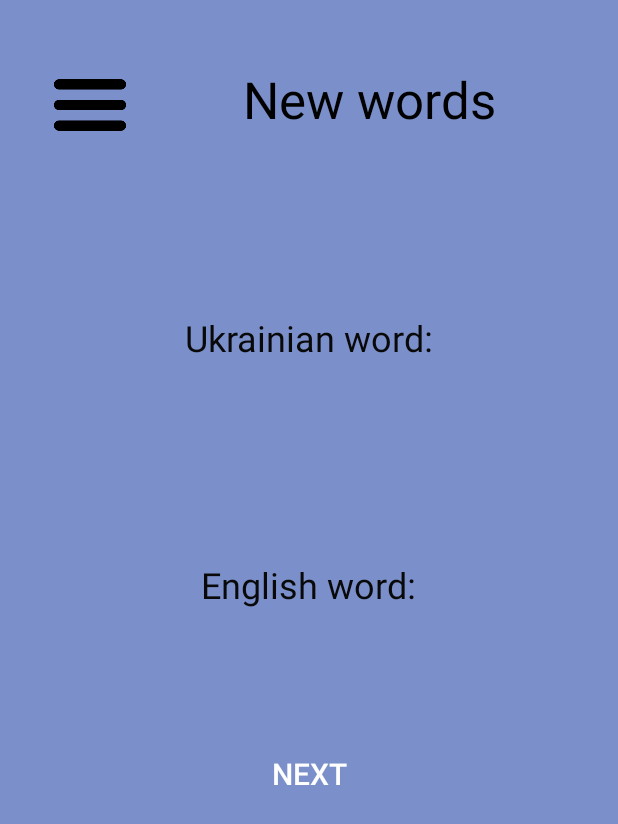
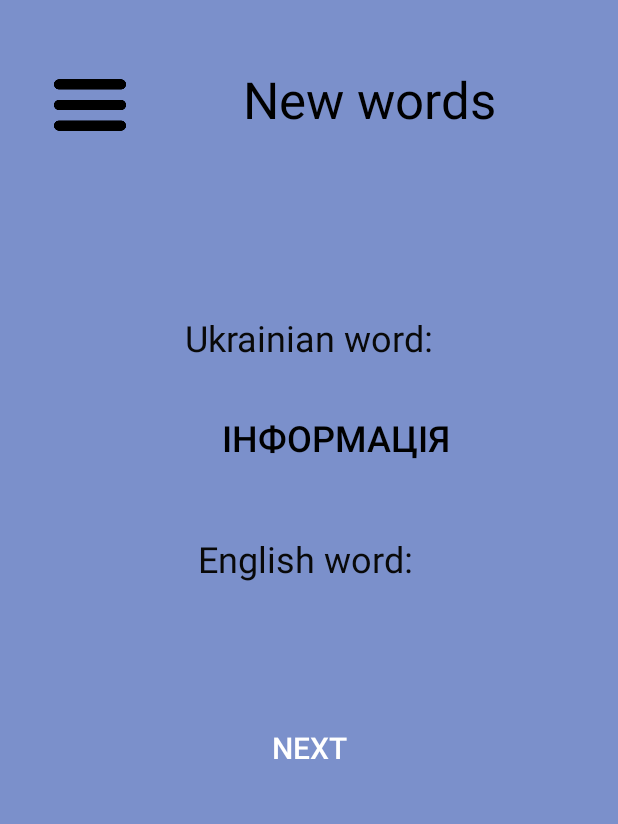
Before and after one commit to DmytroTurchyn1/Flash_Cards_Mobile, an Android app: the new_words_en screen opened directly, with no data from a screen before it, after a tap on "NEXT", on a phone screen of 412 x 824 dp. Shown: the top 824 px of the screen. Run offline under Robolectric (Android 15) with nearby library versions, the phone set to English and light mode, and no system bars.

```diff
--- a/app/src/main/java/com/example/flashcards/Irregular_words_ukr.kt
+++ b/app/src/main/java/com/example/flashcards/Irregular_words_ukr.kt
@@ -19,7 +19,7 @@ class Irregular_words_ukr : AppCompatActivity() {
     var next = 0
 
     fun see_en_forms(view: android.view.View) {
-        var en_Word = findViewById<TextView>(R.id.en_word)
+        var en_Word = findViewById<TextView>(R.id.ukr_word)
         en_Word.text = enWord[next]
 
     }
@@ -27,7 +27,7 @@ class Irregular_words_ukr : AppCompatActivity() {
     open  val enWord = ArrayList<String>()
     fun next(view: View) {
         next ++
-        var en_word = findViewById<TextView>(R.id.en_word)
+        var en_word = findViewById<TextView>(R.id.ukr_word)
         var ukr_word = findViewById<TextView>(R.id.ukr_word)
         ukr_word.setVisibility(View.VISIBLE)
         ukr_word.text =""
--- a/app/src/main/java/com/example/flashcards/new_words_en.kt
+++ b/app/src/main/java/com/example/flashcards/new_words_en.kt
@@ -12,20 +12,23 @@ class new_words_en : AppCompatActivity() {
         setContentView(R.layout.activity_new_words_en)
     }
     fun menu(view: android.view.View) {
-        val menu = Intent(this, Menu_ukr::class.java)
+        val menu = Intent(this, Menu_en::class.java)
         startActivity(menu);
     }
     var next = 0
     fun ShowUkrWord(view: android.view.View) {
-        var en_Word = findViewById<TextView>(R.id.enWord)
+        var en_Word = findViewById<TextView>(R.id.en_word)
         en_Word.text = ""
 
-        en_Word.text = ukrWord[next]
+        en_Word.text = enWord[next]
     }
     open  val ukrWord = ArrayList<String>()
     open  val enWord = ArrayList<String>()
     fun next(view: android.view.View) {
-        var ukr_word = findViewById<TextView>(R.id.enWord)
+        next ++
+        var ukr_word = findViewById<TextView>(R.id.ukr_word)
+        var en_Word = findViewById<TextView>(R.id.en_word)
+        en_Word.text = ""
         ukr_word.setVisibility(View.VISIBLE)
         ukr_word.text = ""
         enWord.add("time ");
@@ -79,7 +82,7 @@ class new_words_en : AppCompatActivity() {
         enWord.add("issue");
 
         ukrWord.add("час");
-        ukrWord.add("   інформація");
+        ukrWord.add("інформація");
         ukrWord.add("люди");
         ukrWord.add("річ");
         ukrWord.add(" чоловік");
@@ -130,6 +133,6 @@ class new_words_en : AppCompatActivity() {
 
 
         ukr_word.text = ukrWord[next]
-        next ++
+
     }
 }
--- a/app/src/main/res/layout/activity_add_word_ukr.xml
+++ b/app/src/main/res/layout/activity_add_word_ukr.xml
@@ -73,7 +73,7 @@
         tools:ignore="SpeakableTextPresentCheck,SpeakableTextPresentCheck" />
 
     <EditText
-        android:id="@+id/en_word"
+        android:id="@+id/ukr_word"
         android:layout_width="wrap_content"
         android:layout_height="wrap_content"
         android:layout_marginStart="100dp"
@@ -97,5 +97,5 @@
         android:text="Зберегти"
         android:textSize="20sp"
         app:layout_constraintStart_toStartOf="parent"
-        app:layout_constraintTop_toBottomOf="@+id/en_word" />
+        app:layout_constraintTop_toBottomOf="@+id/ukr_word" />
 </androidx.constraintlayout.widget.ConstraintLayout>
--- a/app/src/main/res/layout/activity_irregular_words_ukr.xml
+++ b/app/src/main/res/layout/activity_irregular_words_ukr.xml
@@ -8,7 +8,7 @@
     tools:context=".Irregular_words_ukr">
 
     <TextView
-        android:id="@+id/en_word"
+        android:id="@+id/ukr_word"
         android:layout_width="wrap_content"
         android:layout_height="wrap_content"
         android:layout_marginStart="88dp"
--- a/app/src/main/res/layout/activity_my_words_ukr.xml
+++ b/app/src/main/res/layout/activity_my_words_ukr.xml
@@ -62,8 +62,8 @@
         android:id="@+id/textView14"
         android:layout_width="wrap_content"
         android:layout_height="wrap_content"
-        android:layout_marginStart="51dp"
-        android:layout_marginTop="16dp"
+        android:layout_marginStart="56dp"
+        android:layout_marginTop="36dp"
         android:text="Мої слова"
         android:textColor="#000000"
         android:textSize="34sp"
--- a/app/src/main/res/layout/activity_new_words_en.xml
+++ b/app/src/main/res/layout/activity_new_words_en.xml
@@ -8,12 +8,12 @@
     tools:context=".new_words_en">
 
     <Button
-        android:id="@+id/en_Word"
+        android:id="@+id/ukr_word"
         style="@style/Widget.AppCompat.Button.Borderless"
         android:layout_width="wrap_content"
         android:layout_height="wrap_content"
         android:layout_marginStart="132dp"
-        android:layout_marginTop="28dp"
+        android:layout_marginTop="24dp"
         android:onClick="ShowUkrWord"
         android:textColor="#000000"
         android:textSize="24sp"
@@ -62,11 +62,11 @@
         app:layout_constraintTop_toBottomOf="@+id/text" />
 
     <TextView
-        android:id="@+id/ukr_Word"
+        android:id="@+id/en_word"
         android:layout_width="wrap_content"
         android:layout_height="wrap_content"
-        android:layout_marginStart="187dp"
-        android:layout_marginTop="423dp"
+        android:layout_marginStart="144dp"
+        android:layout_marginTop="404dp"
         android:textColor="#000000"
         android:textSize="24sp"
         app:layout_constraintStart_toStartOf="parent"
@@ -88,11 +88,11 @@
         android:id="@+id/texten"
         android:layout_width="wrap_content"
         android:layout_height="wrap_content"
-        android:layout_marginStart="134dp"
-        android:layout_marginTop="51dp"
+        android:layout_marginStart="132dp"
+        android:layout_marginTop="356dp"
         android:text="English word:"
         android:textColor="#090909"
         android:textSize="24sp"
         app:layout_constraintStart_toStartOf="parent"
-        app:layout_constraintTop_toBottomOf="@+id/en_Word" />
+        app:layout_constraintTop_toTopOf="parent" />
 </androidx.constraintlayout.widget.ConstraintLayout>
```
Also changed, not shown: app/src/main/java/com/example/flashcards/Add_word_en.kt (+27 -5 lines), app/src/main/java/com/example/flashcards/Add_word_ukr.kt (+28 -7 lines), app/src/main/java/com/example/flashcards/Learn_Words_en.kt (+25 -7 lines), app/src/main/java/com/example/flashcards/Learn_Words_ukr.kt (+14 -1 lines), app/src/main/res/layout/activity_learn_words_en.xml (+4 -4 lines), app/src/main/res/layout/activity_learn_words_ukr.xml (+5 -4 lines), app/src/main/res/layout/activity_my_words_en.xml (+14 -19 lines), app/src/main/res/layout/activity_new_words_ukr.xml (+4 -4 lines).
